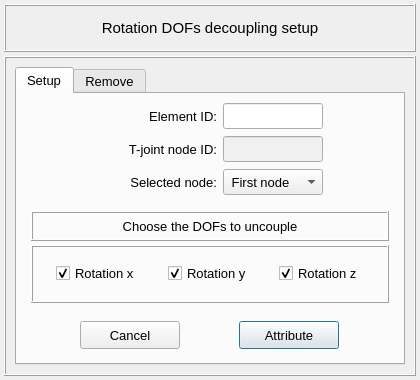
The window that pulse/interface/data/ui_files/model/setup/structural/decoupling_rotation_dofs_input.ui (open-pulse/OpenPulse) describes before a commit, drawn with Qt 5.
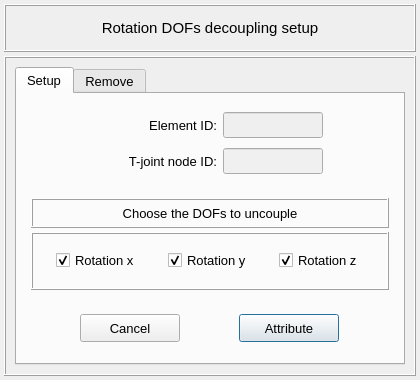
The same window after the commit.

```diff
--- a/pulse/interface/data/ui_files/model/setup/structural/decoupling_rotation_dofs_input.ui
+++ b/pulse/interface/data/ui_files/model/setup/structural/decoupling_rotation_dofs_input.ui
@@ -13,12 +13,12 @@
   <property name="minimumSize">
    <size>
     <width>420</width>
-    <height>380</height>
+    <height>360</height>
    </size>
   </property>
   <property name="maximumSize">
    <size>
-    <width>420</width>
+    <width>421</width>
     <height>380</height>
    </size>
   </property>
@@ -136,13 +136,13 @@
             <property name="minimumSize">
              <size>
               <width>0</width>
-              <height>100</height>
+              <height>80</height>
              </size>
             </property>
             <property name="maximumSize">
              <size>
               <width>16777215</width>
-              <height>120</height>
+              <height>80</height>
              </size>
             </property>
             <property name="frameShape">
@@ -164,19 +164,6 @@
              <property name="bottomMargin">
               <number>4</number>
              </property>
-             <item row="2" column="3">
-              <spacer name="horizontalSpacer_6">
-               <property name="orientation">
-                <enum>Qt::Horizontal</enum>
-               </property>
-               <property name="sizeHint" stdset="0">
-                <size>
-                 <width>40</width>
-                 <height>20</height>
-                </size>
-               </property>
-              </spacer>
-             </item>
              <item row="0" column="1">
               <widget class="QLabel" name="label_3">
                <property name="minimumSize">
@@ -202,8 +189,49 @@
                </property>
               </widget>
              </item>
+             <item row="0" column="0">
+              <spacer name="horizontalSpacer_5">
+               <property name="orientation">
+                <enum>Qt::Horizontal</enum>
+               </property>
+               <property name="sizeHint" stdset="0">
+                <size>
+                 <width>40</width>
+                 <height>20</height>
+                </size>
+               </property>
+              </spacer>
+             </item>
+             <item row="1" column="1">
+              <widget class="QLabel" name="label_7">
+               <property name="minimumSize">
+                <size>
+                 <width>100</width>
+                 <height>26</height>
+                </size>
+               </property>
+               <property name="maximumSize">
+                <size>
+                 <width>16777215</width>
+                 <height>26</height>
+                </size>
+               </property>
+               <property name="text">
+                <string>T-joint node ID:</string>
+               </property>
+               <property name="textFormat">
+                <enum>Qt::AutoText</enum>
+               </property>
+               <property name="alignment">
+                <set>Qt::AlignRight|Qt::AlignTrailing|Qt::AlignVCenter</set>
+               </property>
+              </widget>
+             </item>
              <item row="0" column="2">
               <widget class="QLineEdit" name="lineEdit_element_id">
+               <property name="enabled">
+                <bool>false</bool>
+               </property>
                <property name="minimumSize">
                 <size>
                  <width>100</width>
@@ -230,37 +258,8 @@
                </property>
               </widget>
              </item>
-             <item row="2" column="2">
-              <widget class="QComboBox" name="comboBox_node_to_uncouple_dofs">
-               <property name="minimumSize">
-                <size>
-                 <width>0</width>
-                 <height>26</height>
-                </size>
-               </property>
-               <property name="maximumSize">
-                <size>
-                 <width>100</width>
-                 <height>26</height>
-                </size>
-               </property>
-               <property name="toolTip">
-                <string>&lt;html&gt;&lt;head/&gt;&lt;body&gt;&lt;p&gt;Node to uncouple DOFs&lt;/p&gt;&lt;/body&gt;&lt;/html&gt;</string>
-               </property>
-               <item>
-                <property name="text">
-                 <string> First node</string>
-                </property>
-               </item>
-               <item>
-                <property name="text">
-                 <string> Last node</string>
-                </property>
-               </item>
-              </widget>
-             </item>
-             <item row="2" column="0">
-              <spacer name="horizontalSpacer_5">
+             <item row="0" column="3">
+              <spacer name="horizontalSpacer_6">
                <property name="orientation">
                 <enum>Qt::Horizontal</enum>
                </property>
@@ -272,53 +271,6 @@
                </property>
               </spacer>
              </item>
-             <item row="1" column="1">
-              <widget class="QLabel" name="label_7">
-               <property name="minimumSize">
-                <size>
-                 <width>100</width>
-                 <height>26</height>
-                </size>
-               </property>
-               <property name="maximumSize">
-                <size>
-                 <width>16777215</width>
-                 <height>26</height>
-                </size>
-               </property>
-               <property name="text">
-                <string>T-joint node ID:</string>
-               </property>
-               <property name="textFormat">
-                <enum>Qt::AutoText</enum>
-               </property>
-               <property name="alignment">
-                <set>Qt::AlignRight|Qt::AlignTrailing|Qt::AlignVCenter</set>
-               </property>
-              </widget>
-             </item>
-             <item row="2" column="1">
-              <widget class="QLabel" name="label_10">
-               <property name="minimumSize">
-                <size>
-                 <width>0</width>
-                 <height>26</height>
-                </size>
-               </property>
-               <property name="maximumSize">
-                <size>
-                 <width>16777215</width>
-                 <height>26</height>
-                </size>
-               </property>
-               <property name="text">
-                <string>Selected node:</string>
-               </property>
-               <property name="alignment">
-                <set>Qt::AlignRight|Qt::AlignTrailing|Qt::AlignVCenter</set>
-               </property>
-              </widget>
-             </item>
              <item row="1" column="2">
               <widget class="QLineEdit" name="lineEdit_tjoint_node_id">
                <property name="enabled">
```
